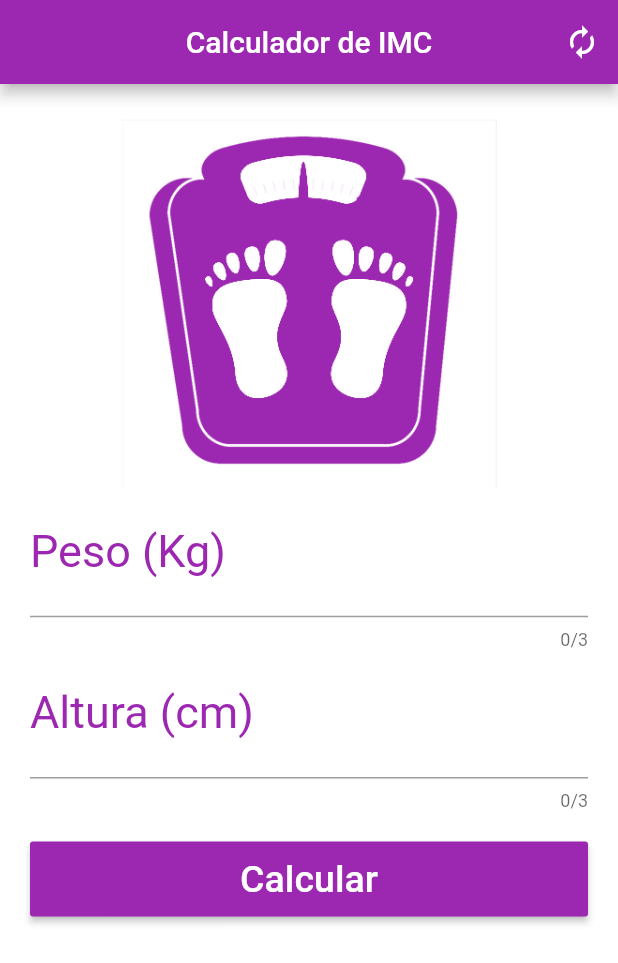
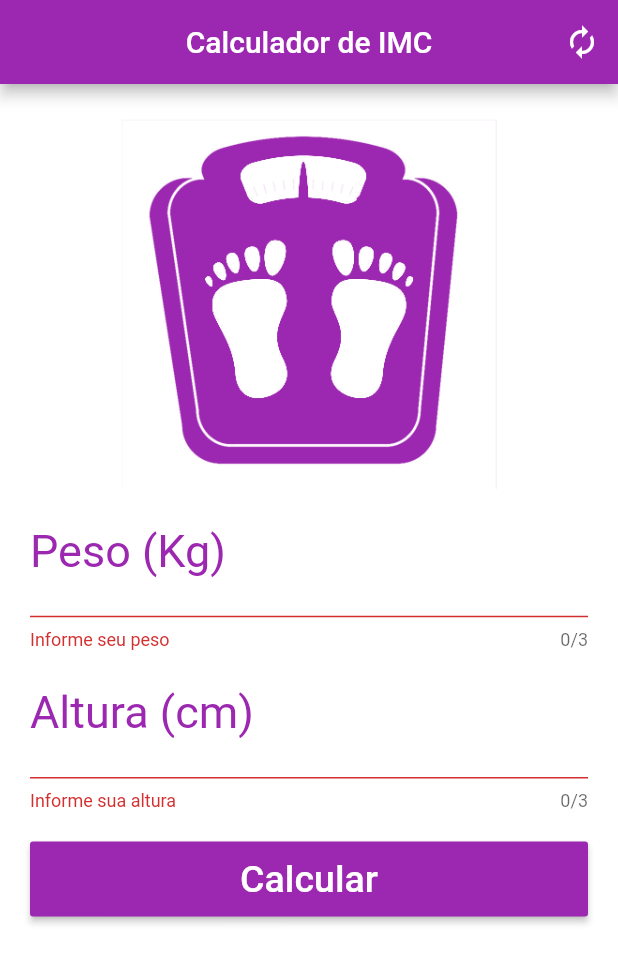
Before and after one commit to professorgilmagro/flutter-calculadora-imc, a Flutter app: the screen it shows after launch, after a tap on "Calcular", on a phone screen of 412 x 824 dp. Shown: the top 963 px of the screen. Run offline on Flutter 3.47's test engine with Material 2 defaults, Android fonts, the phone set to English and light mode, and no system bars.

Commit message:
Bugfix - Corrige ação de reset de campos via ActionBar

```diff
--- a/lib/home/index.dart
+++ b/lib/home/index.dart
@@ -17,19 +17,18 @@ class _HomeState extends State<Home> {
   double _result;
 
   void _resetFields() {
-    this.weightController.text = "";
-    this.heightController.text = "";
-
     setState(() {
       this._resultInfo = 'Informe o peso e a altura e clique em calcular';
       this._formKey.currentState.reset();
+      this.weightController.text = "";
+      this.heightController.text = "";
     });
   }
 
   void calculateIMC() {
-    // if (_formKey.currentState.validate() == false) {
-    //   return;
-    // }
+    if (_formKey.currentState.validate() == false) {
+      return;
+    }
 
     setState(() {
       double weight = double.parse(weightController.text);
@@ -37,7 +36,7 @@ class _HomeState extends State<Home> {
       Calculator calc = Calculator(weight, height);
       this._result = calc.getIMC();
       this._resultInfo =
-          "IMC ${_result.toStringAsPrecision(2)} ${calc.getResultInfo()}";
+          "IMC ${_result.toStringAsPrecision(4)} ${calc.getResultInfo()}";
       ResultsDisplay(
               context, calc.getIMC(), calc.getResultInfo(), calc.getResult())
           .show();
@@ -70,7 +69,7 @@ class _HomeState extends State<Home> {
                     TextFormField(
                         controller: this.weightController,
                         validator: (value) {
-                          return value.isEmpty ? "Informe seu peso" : "";
+                          return value.isEmpty ? "Informe seu peso" : null;
                         },
                         keyboardType: TextInputType.number,
                         maxLength: 3,
@@ -82,7 +81,7 @@ class _HomeState extends State<Home> {
                     TextFormField(
                         controller: this.heightController,
                         validator: (value) {
-                          return value.isEmpty ? "Informe sua altura" : "";
+                          return value.isEmpty ? "Informe sua altura" : null;
                         },
                         keyboardType: TextInputType.number,
                         maxLength: 3,
```
